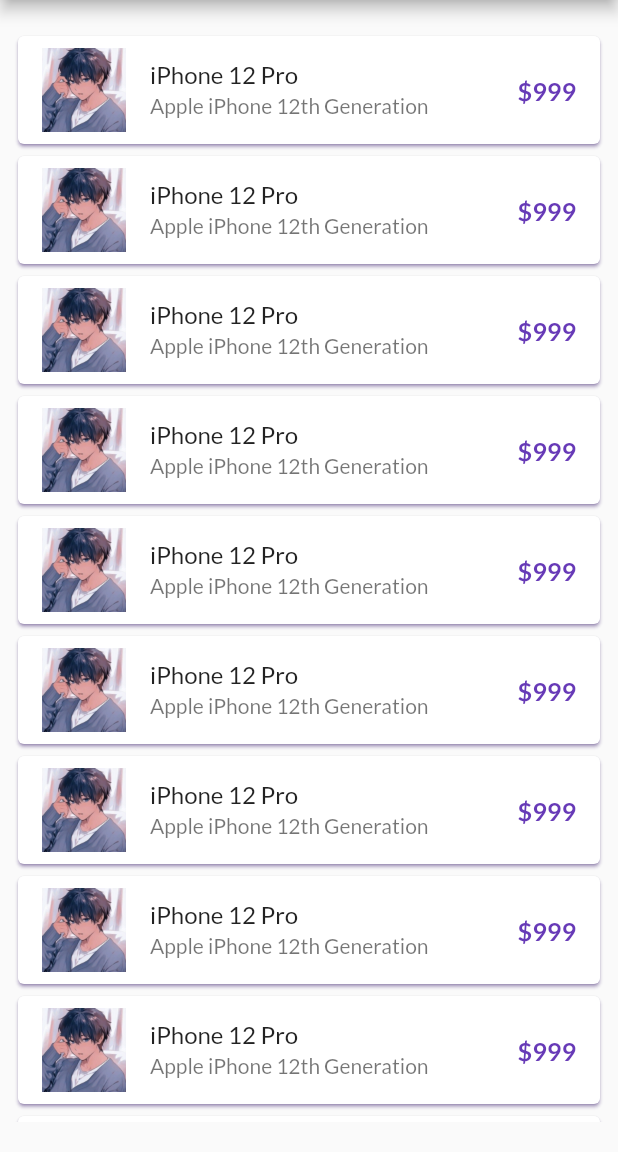
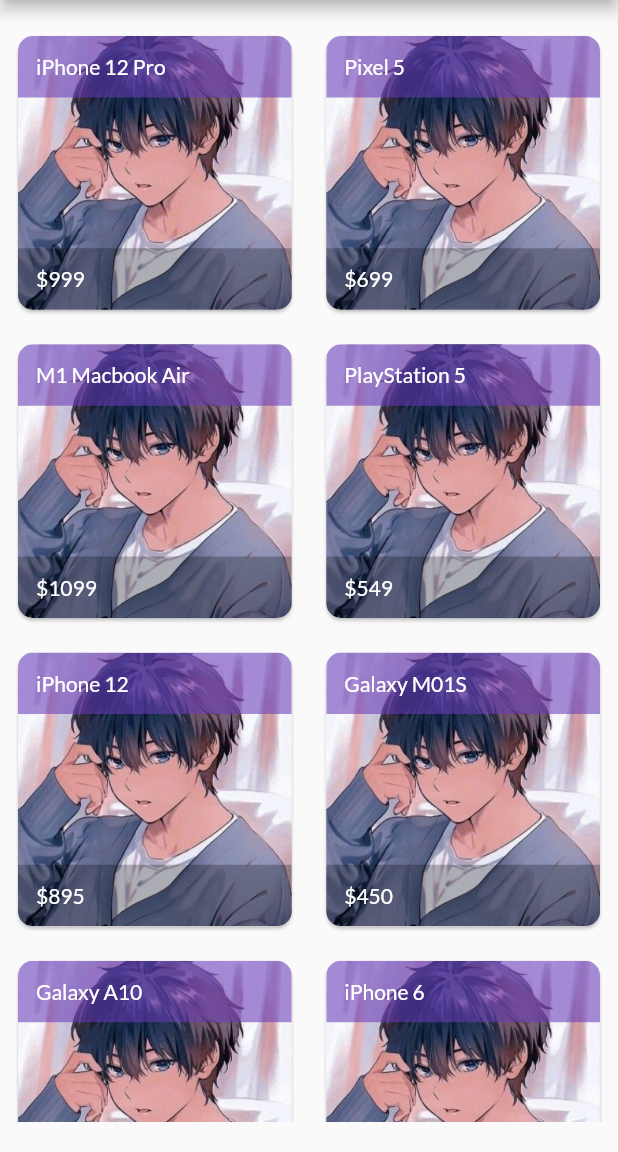
Before and after one commit to Prajjwal-Chauhan/CataLog_Dummy_App, a Flutter app: the screen it shows after launch, on a phone screen of 412 x 824 dp, the part 84-1236 px from its top. Run offline on Flutter 3.47's test engine with Material 2 defaults, Android fonts, the light colour scheme and no system bars; our stand-ins replace google_fonts.

Commit message:
Grid Layout initiated

```diff
--- /dev/null
+++ b/assets/files/catalog.json
@@ -0,0 +1,100 @@
+{
+    "products": [
+        {
+            "id": 1,
+            "name": "iPhone 12 Pro",
+            "desc": "Apple iPhone 12th Generation",
+            "price": 999,
+            "color": "#33505a",
+            "image": "assets/images/profile.jpg"
+        },
+        {
+            "id": 2,
+            "name": "Pixel 5",
+            "desc": "Google Pixel Phone 5th Generation",
+            "price": 699,
+            "color": "#00ac51",
+            "image": "assets/images/profile.jpg"
+        },
+        {
+            "id": 3,
+            "name": "M1 Macbook Air",
+            "desc": "Apple Macbook Air with Apple silicon",
+            "price": 1099,
+            "color": "#33505a",
+            "image": "assets/images/profile.jpg"
+        },
+        {
+            "id": 4,
+            "name": "PlayStation 5",
+            "desc": "Sony PlayStation 5th Generation",
+            "price": 549,
+            "color": "#33505a",
+            "image": "assets/images/profile.jpg"
+        },
+        {
+            "id": 5,
+            "name": "iPhone 12",
+            "desc": "Apple iPhone 12th Generation",
+            "price": 895,
+            "color": "#33505a",
+            "image": "assets/images/profile.jpg"
+        },
+        {
+            "id": 6,
+            "name": "Galaxy M01S",
+            "desc": "Samsung Galaxy M series",
+            "price": 450,
+            "color": "#33505a",
+            "image": "assets/images/profile.jpg"
+        },
+        {
+            "id": 7,
+            "name": "Galaxy A10",
+            "desc": "Samsung Galaxy A series",
+            "price": 399,
+            "color": "#33505a",
+            "image": "assets/images/profile.jpg"
+        },
+        {
+            "id": 8,
+            "name": "iPhone 6",
+            "desc": "Apple iPhone 6th Generation",
+            "price": 449,
+            "color": "#33505a",
+            "image": "assets/images/profile.jpg"
+        },
+        {
+            "id": 9,
+            "name": "Airpods Pro",
+            "desc": "Apple Airpods Pro 1st Generation",
+            "price": 200,
+            "color": "#33505a",
+            "image": "assets/images/profile.jpg"
+        },
+        {
+            "id": 10,
+            "name": "iPad Pro",
+            "desc": "Apple iPad pro 2020 edition",
+            "price": 799,
+            "color": "#33505a",
+            "image": "assets/images/profile.jpg"
+        },
+        {
+            "id": 11,
+            "name": "Galaxy S21 Ultra",
+            "desc": "Samsung Galaxy S21 Ultra 2021 edition",
+            "price": 1299,
+            "color": "#33505a",
+            "image": "assets/images/profile.jpg"
+        },
+        {
+            "id": 12,
+            "name": "Galaxy S21",
+            "desc": "Samsung Galaxy S21 2021 edition",
+            "price": 899,
+            "color": "#33505a",
+            "image": "assets/images/profile.jpg"
+        }
+    ]
+}
--- a/lib/models/catalog.dart
+++ b/lib/models/catalog.dart
@@ -1,17 +1,12 @@
+// ignore_for_file: public_member_api_docs, sort_constructors_first
+import 'dart:convert';
+
 class CatalogModel{
-  static final items = [ Item (
-  id: 01,
-  name: "iPhone 12 Pro",
-  desc: "Apple iPhone 12th Generation",
-  price: 999,
-  color: "#33505a",
-  image: "assets/images/profile.jpg"
-),
-];
+  static List<Item> items = [];
 }
 
 
-class Item{
+class Item {
   final int id;
   final String name;
   final String desc;
@@ -19,6 +14,87 @@
   final String color;
   final String image;
 
-  Item({required this.id,required this.name,required this.desc,required this.price,required this.color,required this.image});
+  Item({
+    required this.id,
+    required this.name,
+    required this.desc,
+    required this.price,
+    required this.color,
+    required this.image,
+  });
 
+
+
+
+  Item copyWith({
+    int? id,
+    String? name,
+    String? desc,
+    num? price,
+    String? color,
+    String? image,
+  }) {
+    return Item(
+      id: id ?? this.id,
+      name: name ?? this.name,
+      desc: desc ?? this.desc,
+      price: price ?? this.price,
+      color: color ?? this.color,
+      image: image ?? this.image,
+    );
+  }
+
+  Map<String, dynamic> toMap() {
+    return <String, dynamic>{
+      'id': id,
+      'name': name,
+      'desc': desc,
+      'price': price,
+      'color': color,
+      'image': image,
+    };
+  }
+
+  factory Item.fromMap(Map<String, dynamic> map) {
+    return Item(
+      id: map['id'] as int,
+      name: map['name'] as String,
+      desc: map['desc'] as String,
+      price: map['price'] as num,
+      color: map['color'] as String,
+      image: map['image'] as String,
+    );
+  }
+
+  String toJson() => json.encode(toMap());
+
+  factory Item.fromJson(String source) => Item.fromMap(json.decode(source) as Map<String, dynamic>);
+
+  @override
+  String toString() {
+    return 'Item(id: $id, name: $name, desc: $desc, price: $price, color: $color, image: $image)';
+  }
+
+  @override
+  bool operator ==(covariant Item other) {
+    if (identical(this, other)) return true;
+
+    return
+      other.id == id &&
+      other.name == name &&
+      other.desc == desc &&
+      other.price == price &&
+      other.color == color &&
+      other.image == image;
+  }
+
+  @override
+  int get hashCode {
+    return id.hashCode ^
+      name.hashCode ^
+      desc.hashCode ^
+      price.hashCode ^
+      color.hashCode ^
+      image.hashCode;
+  }
 }
--- a/lib/pages/home_page.dart
+++ b/lib/pages/home_page.dart
@@ -1,29 +1,95 @@
 import 'package:flutter/material.dart';
+import 'package:flutter/services.dart';
+import 'dart:convert';
 import 'package:flutter_application_1/models/catalog.dart';
 import 'package:flutter_application_1/widgets/drawer.dart';
 import 'package:flutter_application_1/widgets/item_widget.dart';
 
-class HomePage extends StatelessWidget {
+class HomePage extends StatefulWidget {
   const HomePage({Key? key}) : super(key: key);
 
   @override
+  State<HomePage> createState() => _HomePageState();
+}
+
+class _HomePageState extends State<HomePage> {
+  @override
+  void initState() {
+    // TODO: implement initState
+    super.initState();
+    loadData();
+  }
+
+  loadData() async {
+
+    await Future.delayed(Duration(seconds: 2));
+    final catalogJson =
+        await rootBundle.loadString("assets/files/catalog.json");
+
+    final decodedData = jsonDecode(catalogJson);
+    var productsData = decodedData["products"];
+    CatalogModel.items =  List.from(productsData).map<Item>((item) => Item.fromMap(item)).toList();
+
+    setState(() {});
+  }
+
+  @override
   Widget build(BuildContext context) {
-
-    final dummyList = List.generate(50, (index) => CatalogModel.items[0]);
+    // final dummyList = List.generate(50, (index) => CatalogModel.items[0]);
 
     return Scaffold(
       appBar: AppBar(
-        title: Text("Catalog",style: TextStyle(color:Colors.black),),
+        title: Text(
+          "Catalog",
+          style: TextStyle(color: Colors.black),
+        ),
       ),
-        body :Padding(
-          padding: const EdgeInsets.symmetric(vertical :20.0, horizontal: 8.0),
-          child: ListView.builder(
-            itemCount: dummyList.length,
-            itemBuilder: (context, index) {
-            return ItemWidget(item: dummyList[index]);
-          }),
-        ),
-        drawer: MyDrawer(),
-      );
+      body: Padding(
+        padding: const EdgeInsets.symmetric(vertical: 20.0, horizontal: 8.0),
+        child: (CatalogModel.items != null && CatalogModel.items.isNotEmpty)?
+        GridView.builder(
+          gridDelegate: SliverGridDelegateWithFixedCrossAxisCount(
+            crossAxisCount: 2,
+            mainAxisSpacing: 15,
+            crossAxisSpacing: 15
+            ),
+          itemBuilder: (context,index){
+            final item = CatalogModel.items[index];
+            return Card(
+              clipBehavior: Clip.antiAlias,
+              shape : RoundedRectangleBorder(borderRadius: BorderRadius.circular(10)),
+              child: GridTile(
+                header: Container(
+                  child: Text(item.name,
+                  style: TextStyle(
+                    color: Colors.white
+                  ),),
+                  padding: const EdgeInsets.all(12),
+                  decoration: BoxDecoration(
+                    color: Color.fromARGB(146, 104, 58, 183)
+                  ),
+                  ),
+                child: Image.asset(item.image),
+                footer: Container(
+                  child: Text("\$"+item.price.toString(),
+                  style: TextStyle(
+                    color: Colors.white
+                  ),),
+                  padding: const EdgeInsets.all(12),
+                  decoration: BoxDecoration(
+                    color: Colors.black26
+                  ),
+                  )
+                )
+                );
+          },
+          itemCount: CatalogModel.items.length,
+          )
+            : Center(
+              child: CircularProgressIndicator(),
+            )
+      ),
+      drawer: MyDrawer(),
+    );
   }
 }
--- a/pubspec.yaml
+++ b/pubspec.yaml
@@ -61,6 +61,7 @@
   # To add assets to your application, add an assets section, like this:
   assets:
     - assets/images/
+    - assets/files/
   #   - images/a_dot_ham.jpeg
 
   # An image asset can refer to one or more resolution-specific "variants", see
```
